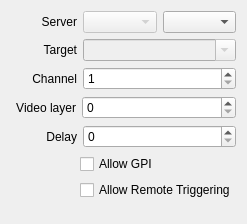
First picture: the form in src/Widgets/Inspector/InspectorOutputWidget.ui, repository CasparCG/client, before the edit.
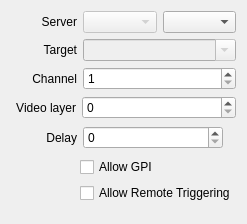
Second picture: the form after the edit. Custom widgets are drawn as their Qt base class.

Commit message: Added support for specify the output delay in frames or milliseconds.

The edit to the form file:
```diff
--- a/src/Widgets/Inspector/InspectorOutputWidget.ui
+++ b/src/Widgets/Inspector/InspectorOutputWidget.ui
@@ -243,6 +243,16 @@
        </property>
       </widget>
      </item>
+     <item>
+      <widget class="QLabel" name="labelMillisecond">
+       <property name="text">
+        <string/>
+       </property>
+       <property name="alignment">
+        <set>Qt::AlignRight|Qt::AlignTrailing|Qt::AlignVCenter</set>
+       </property>
+      </widget>
+     </item>
     </layout>
    </item>
    <item>
```
The commit also changes 63 other files.
